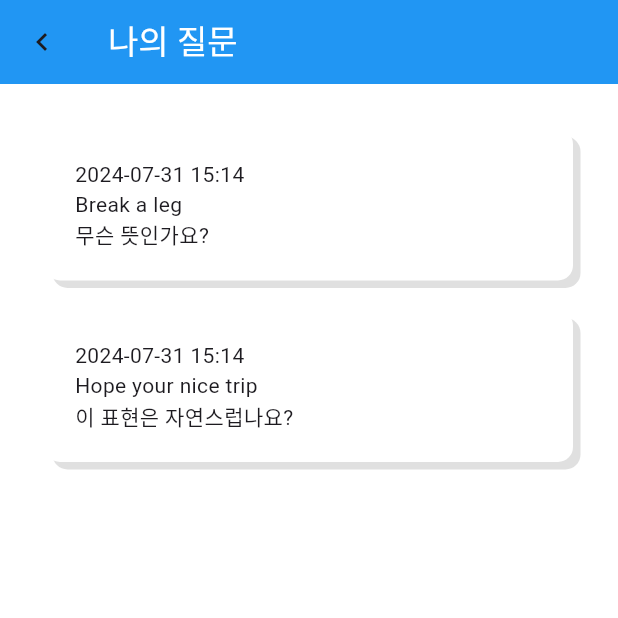
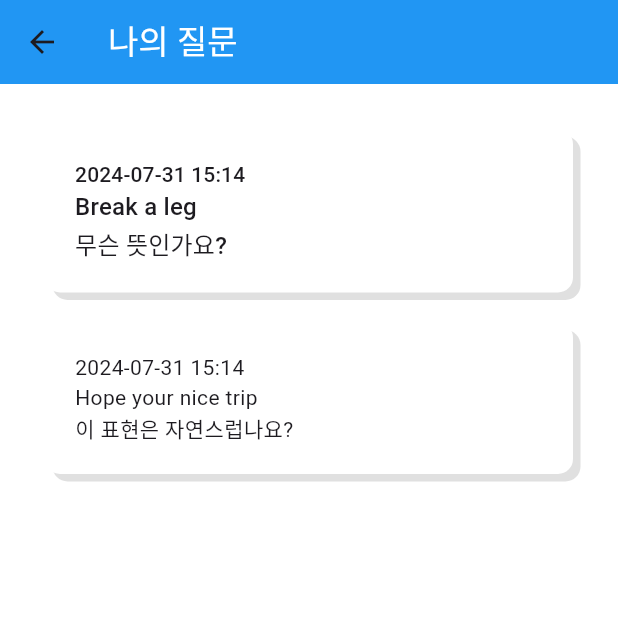
Before and after one commit to SeSACYongsan/langpal, a Flutter app: the MyQuestionsScreen screen opened by its route, on a phone screen of 412 x 824 dp, the top half of it. Run offline on Flutter 3.47's test engine with Material 3 defaults, Android fonts, the phone set to English and light mode, and no system bars; our stand-ins replace flutter_riverpod, go_router, google_fonts; Roboto replaces fonts that are missing (CookieRun).

Commit message:
Update my_questions_screen.dart

```diff
--- a/lib/screens/my_questions_screen.dart
+++ b/lib/screens/my_questions_screen.dart
@@ -14,10 +14,6 @@ class MyQuestionsScreen extends StatelessWidget {
           ),
         ),
         backgroundColor: Colors.blue,
-        leading: IconButton(
-          icon: const Icon(Icons.chevron_left),
-          onPressed: () {},
-        ),
       ),
       body: SafeArea(
         child: Padding(
@@ -38,12 +34,21 @@ class MyQuestionsScreen extends StatelessWidget {
                       ),
                     ],
                   ),
-                  child: const Column(
+                  child: Column(
                     crossAxisAlignment: CrossAxisAlignment.stretch,
                     children: [
-                      Text("2024-07-31 15:14"),
-                      Text("Break a leg"),
-                      Text("무슨 뜻인가요?"),
+                      Text(
+                        "2024-07-31 15:14",
+                        style: Theme.of(context).textTheme.titleSmall,
+                      ),
+                      Text(
+                        "Break a leg",
+                        style: Theme.of(context).textTheme.titleMedium,
+                      ),
+                      Text(
+                        "무슨 뜻인가요?",
+                        style: Theme.of(context).textTheme.titleMedium,
+                      ),
                     ],
                   ),
                 ),
```
